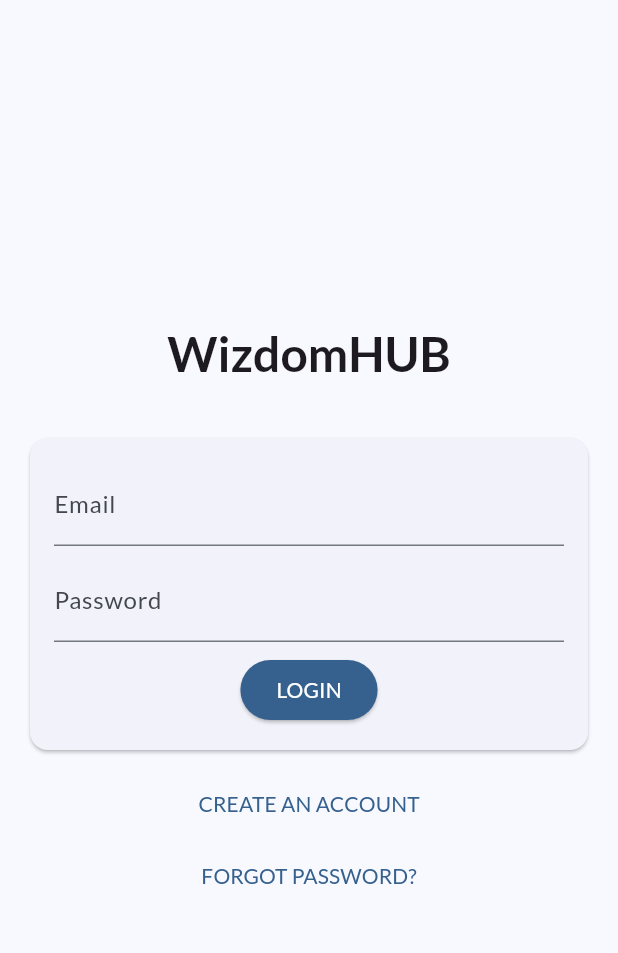
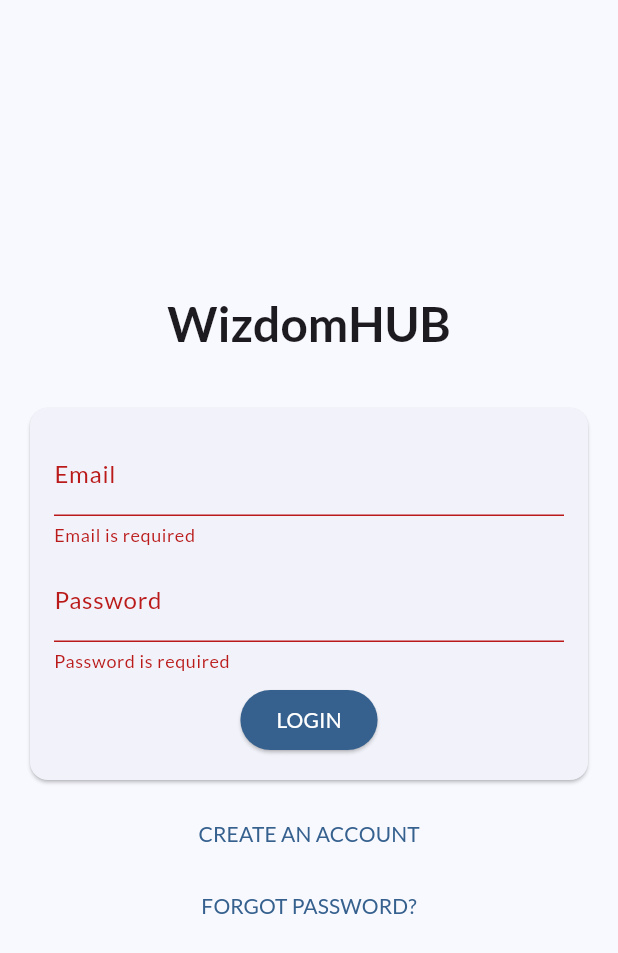
Before and after one commit to davecharm16/wizdom_app, a Flutter app: the screen it shows after launch, after a tap on "LOGIN", on a phone screen of 412 x 824 dp. Shown: the top 953 px of the screen. Run offline on Flutter 3.47's test engine with Material 3 defaults, Android fonts, the phone set to English and light mode, and no system bars; our stand-ins replace cloud_firestore, firebase_auth, firebase_core, google_fonts; accounts and stored records are empty.

Commit message:
feat(auth): added auth services and function

```diff
--- /dev/null
+++ b/lib/app/core/utils/extensions/auth.extension.dart
@@ -0,0 +1,28 @@
+extension AuthExtension on String? {
+  String? get validateEmail {
+    if (this == null || this!.isEmpty) {
+      return 'Email is required';
+    } else if (!RegExp(r'^[\w-\.]+@([\w-]+\.)+[\w-]{2,4}$').hasMatch(this!)) {
+      return 'Please enter a valid email';
+    }
+    return null;
+  }
+
+  String? get validateName {
+    if (this == null || this!.isEmpty) {
+      return 'Name is required';
+    } else if (this!.trim().length < 3) {
+      return 'Name must be at least 3 characters';
+    }
+    return null;
+  }
+
+  String? get validatePassword {
+    if (this == null || this!.isEmpty) {
+      return 'Password is required';
+    } else if (this!.trim().length < 6) {
+      return 'Password must be at least 6 characters';
+    }
+    return null;
+  }
+}
--- /dev/null
+++ b/lib/app/features/auth/data/models/auth.model.dart
@@ -0,0 +1,41 @@
+class AuthUser {
+  AuthUser({
+    required this.uid,
+    required this.email,
+    required this.name,
+  });
+
+  final String uid;
+  final String email;
+  final String name;
+  String? error;
+
+  factory AuthUser.fromJson(
+    Map<String, dynamic> json,
+  ) =>
+      AuthUser(
+        uid: json['uid'],
+        email: json['email'],
+        name: json['name'],
+      );
+
+  AuthUser copyWith({
+    String? uid,
+    String? email,
+    String? name,
+  }) {
+    return AuthUser(
+      uid: uid ?? this.uid,
+      email: email ?? this.email,
+      name: name ?? this.name,
+    );
+  }
+
+  String? get userError {
+    return error;
+  }
+
+  set userError(String? value) {
+    error = value;
+  }
+}
--- a/lib/app/features/auth/presentation/screen/auth.screen.dart
+++ b/lib/app/features/auth/presentation/screen/auth.screen.dart
@@ -1,4 +1,5 @@
 import 'package:flutter/material.dart';
+import 'package:wizdom_app/app/core/utils/extensions/auth.extension.dart';
 
 class AuthScreen extends StatefulWidget {
   const AuthScreen({super.key});
@@ -9,12 +10,24 @@ class AuthScreen extends StatefulWidget {
 
 class _AuthScreenState extends State<AuthScreen> {
   bool _isLogin = true;
+  final form = GlobalKey<FormState>();
+
+  void _onSubmit() {
+    final isValid = form.currentState!.validate();
+    if (!isValid) {
+      form.currentState!.save();
+
+      return;
+    }
+  }
+
   @override
   Widget build(BuildContext context) {
     return Scaffold(
       body: Center(
         child: Padding(
           padding: const EdgeInsets.all(16.0),
+          child: SingleChildScrollView(
             child: Column(
               mainAxisSize: MainAxisSize.min,
               children: [
@@ -30,36 +43,42 @@ class _AuthScreenState extends State<AuthScreen> {
                 Card(
                   child: Padding(
                     padding: const EdgeInsets.all(16.0),
+                    child: Form(
+                      key: form,
                       child: Column(
                         children: [
-                      const TextField(
-                        decoration: InputDecoration(
+                          TextFormField(
+                            decoration: const InputDecoration(
                               labelText: 'Email',
                             ),
+                            validator: (value) => value!.validateEmail,
                           ),
                           const SizedBox(
                             height: 8,
                           ),
                           if (!_isLogin) ...[
-                        const TextField(
-                          decoration: InputDecoration(
+                            TextFormField(
+                              decoration: const InputDecoration(
                                 labelText: 'Name',
                               ),
+                              validator: (value) => value!.validateName,
                             ),
                             const SizedBox(
                               height: 8,
                             ),
                           ],
-                      const TextField(
-                        decoration: InputDecoration(
+                          TextFormField(
+                            decoration: const InputDecoration(
                               labelText: 'Password',
                             ),
+                            obscureText: true,
+                            validator: (value) => value!.validatePassword,
                           ),
                           const SizedBox(
                             height: 8,
                           ),
                           ElevatedButton(
-                        onPressed: () {},
+                            onPressed: _onSubmit,
                             style: ElevatedButton.styleFrom(
                               backgroundColor:
                                   Theme.of(context).colorScheme.primary,
@@ -69,6 +88,7 @@ class _AuthScreenState extends State<AuthScreen> {
                             child: Text(_isLogin ? 'LOGIN' : 'SIGN UP'),
                           ),
                         ],
+                      ),
                     ),
                   ),
                 ),
@@ -99,6 +119,7 @@ class _AuthScreenState extends State<AuthScreen> {
             ),
           ),
         ),
+      ),
     );
   }
 }
```
Also changed, not shown: lib/app/features/auth/data/sevices/auth.service.dart (+54 -1 lines). Lines whose indentation alone changed are shown as unchanged.
